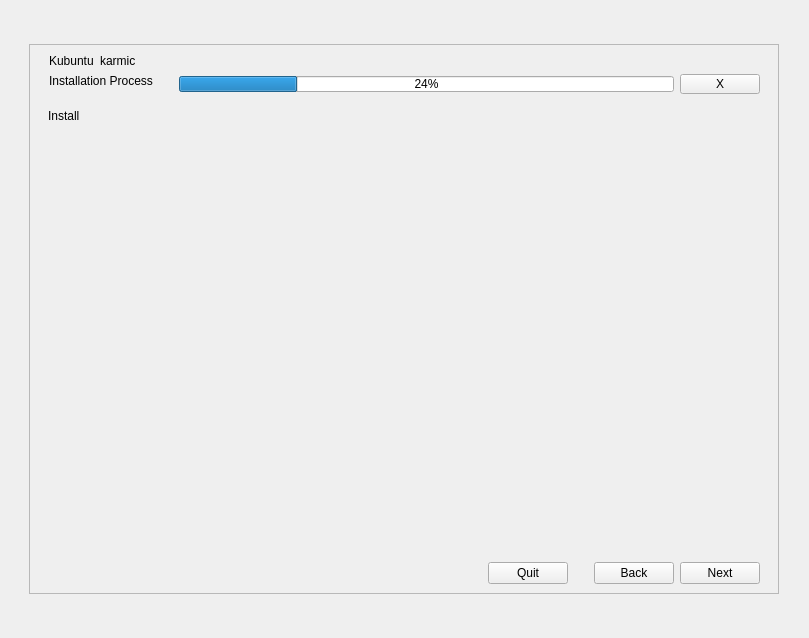
This is gui/qt/app.ui in linuxmint/ubiquity as Qt 5 draws it before an edit. The edited form follows.
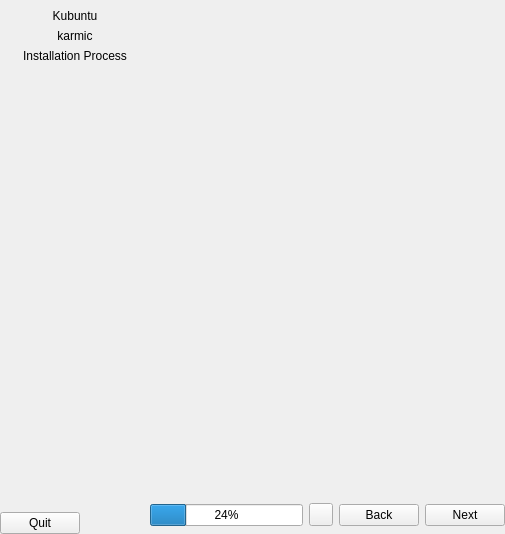
This is the edited form. Custom widgets are drawn as their Qt base class.

```diff
--- a/gui/qt/app.ui
+++ b/gui/qt/app.ui
@@ -6,8 +6,8 @@
    <rect>
     <x>0</x>
     <y>0</y>
-    <width>809</width>
-    <height>638</height>
+    <width>505</width>
+    <height>534</height>
    </rect>
   </property>
   <property name="windowTitle">
@@ -15,95 +15,100 @@
   </property>
   <widget class="QWidget" name="centralwidget">
    <layout class="QGridLayout" name="gridLayout">
-    <item row="0" column="1">
-     <spacer name="verticalSpacer">
-      <property name="orientation">
-       <enum>Qt::Vertical</enum>
-      </property>
-      <property name="sizeHint" stdset="0">
-       <size>
-        <width>20</width>
-        <height>42</height>
-       </size>
-      </property>
-     </spacer>
-    </item>
-    <item row="1" column="0">
-     <spacer name="horizontalSpacer">
-      <property name="orientation">
-       <enum>Qt::Horizontal</enum>
-      </property>
-      <property name="sizeHint" stdset="0">
-       <size>
-        <width>98</width>
-        <height>20</height>
-       </size>
-      </property>
-     </spacer>
-    </item>
-    <item row="1" column="1">
-     <widget class="QFrame" name="main_frame">
+    <property name="margin">
+     <number>0</number>
+    </property>
+    <property name="spacing">
+     <number>0</number>
+    </property>
+    <item row="1" column="2">
+     <widget class="QStackedWidget" name="pageMode">
       <property name="sizePolicy">
-       <sizepolicy hsizetype="Fixed" vsizetype="Fixed">
+       <sizepolicy hsizetype="Expanding" vsizetype="Expanding">
         <horstretch>0</horstretch>
         <verstretch>0</verstretch>
        </sizepolicy>
       </property>
-      <property name="minimumSize">
-       <size>
-        <width>750</width>
-        <height>550</height>
-       </size>
-      </property>
-      <property name="maximumSize">
-       <size>
-        <width>750</width>
-        <height>550</height>
-       </size>
-      </property>
-      <property name="frameShape">
-       <enum>QFrame::StyledPanel</enum>
-      </property>
-      <property name="frameShadow">
-       <enum>QFrame::Raised</enum>
-      </property>
-      <layout class="QHBoxLayout" name="horizontalLayout_3">
-       <item>
-        <widget class="QWidget" name="main_widget" native="true">
-         <layout class="QGridLayout" name="gridLayout_4">
-          <property name="horizontalSpacing">
-           <number>0</number>
-          </property>
-          <property name="margin">
-           <number>0</number>
-          </property>
-          <item row="0" column="0" colspan="2">
-           <widget class="QWidget" name="widget_4" native="true">
-            <layout class="QGridLayout" name="gridLayout_5">
-             <property name="leftMargin">
+      <property name="currentIndex">
               <number>1</number>
              </property>
-             <property name="topMargin">
+      <widget class="QWidget" name="setup_page">
+       <layout class="QVBoxLayout" name="verticalLayout_2">
+        <property name="margin">
               <number>0</number>
              </property>
-             <property name="rightMargin">
+        <item>
+         <widget class="QWidget" name="content_widget" native="true">
+          <property name="sizePolicy">
+           <sizepolicy hsizetype="Expanding" vsizetype="Preferred">
+            <horstretch>0</horstretch>
+            <verstretch>0</verstretch>
+           </sizepolicy>
+          </property>
+          <layout class="QVBoxLayout" name="verticalLayout">
+           <property name="margin">
               <number>0</number>
              </property>
-             <property name="bottomMargin">
+           <item>
+            <widget class="QWidget" name="widgetStack" native="true">
+             <property name="sizePolicy">
+              <sizepolicy hsizetype="Preferred" vsizetype="Expanding">
+               <horstretch>0</horstretch>
+               <verstretch>0</verstretch>
+              </sizepolicy>
+             </property>
+            </widget>
+           </item>
+          </layout>
+         </widget>
+        </item>
+       </layout>
+      </widget>
+      <widget class="QWidget" name="install_page">
+       <layout class="QVBoxLayout" name="verticalLayout_8">
+        <property name="margin">
               <number>0</number>
              </property>
-             <property name="horizontalSpacing">
-              <number>3</number>
-             </property>
-             <item row="0" column="0">
-              <widget class="QWidget" name="title_widget" native="true">
-               <layout class="QHBoxLayout" name="horizontalLayout_4">
-                <property name="topMargin">
+       </layout>
+      </widget>
+     </widget>
+    </item>
+    <item row="0" column="0" rowspan="3">
+     <widget class="QWidget" name="sidebar_widget" native="true">
+      <property name="sizePolicy">
+       <sizepolicy hsizetype="Fixed" vsizetype="Preferred">
+        <horstretch>0</horstretch>
+        <verstretch>0</verstretch>
+       </sizepolicy>
+      </property>
+      <property name="minimumSize">
+       <size>
+        <width>150</width>
+        <height>0</height>
+       </size>
+      </property>
+      <property name="maximumSize">
+       <size>
+        <width>150</width>
+        <height>16777215</height>
+       </size>
+      </property>
+      <layout class="QVBoxLayout" name="verticalLayout_3">
+       <property name="spacing">
                  <number>0</number>
                 </property>
-                <property name="bottomMargin">
+       <property name="margin">
                  <number>0</number>
                 </property>
+       <item>
+        <widget class="QFrame" name="sidebar_header_frame">
+         <property name="sizePolicy">
+          <sizepolicy hsizetype="Preferred" vsizetype="Minimum">
+           <horstretch>0</horstretch>
+           <verstretch>0</verstretch>
+          </sizepolicy>
+         </property>
+         <layout class="QVBoxLayout" name="verticalLayout_4">
                 <item>
                  <widget class="QLabel" name="distro_name_label">
                   <property name="text">
@@ -113,10 +118,7 @@
                    <bool>false</bool>
                   </property>
                   <property name="alignment">
-                   <set>Qt::AlignBottom|Qt::AlignLeading|Qt::AlignLeft</set>
-                  </property>
-                  <property name="indent">
-                   <number>0</number>
+             <set>Qt::AlignHCenter|Qt::AlignTop</set>
                   </property>
                  </widget>
                 </item>
@@ -126,140 +128,24 @@
                    <string>karmic</string>
                   </property>
                   <property name="alignment">
-                   <set>Qt::AlignBottom|Qt::AlignLeading|Qt::AlignLeft</set>
-                  </property>
-                  <property name="indent">
-                   <number>0</number>
-                  </property>
-                 </widget>
-                </item>
-                <item>
-                 <spacer name="horizontalSpacer_13">
-                  <property name="orientation">
-                   <enum>Qt::Horizontal</enum>
-                  </property>
-                  <property name="sizeHint" stdset="0">
-                   <size>
-                    <width>0</width>
-                    <height>0</height>
-                   </size>
-                  </property>
-                 </spacer>
-                </item>
-                <item>
-                 <widget class="QPushButton" name="minimize_button">
-                  <property name="minimumSize">
-                   <size>
-                    <width>14</width>
-                    <height>14</height>
-                   </size>
-                  </property>
-                  <property name="maximumSize">
-                   <size>
-                    <width>14</width>
-                    <height>14</height>
-                   </size>
-                  </property>
-                  <property name="cursor">
-                   <cursorShape>PointingHandCursor</cursorShape>
-                  </property>
-                  <property name="toolTip">
-                   <string>minimize</string>
-                  </property>
-                  <property name="text">
-                   <string/>
-                  </property>
-                  <property name="flat">
-                   <bool>true</bool>
-                  </property>
-                 </widget>
-                </item>
-               </layout>
-              </widget>
-             </item>
-             <item row="1" column="0">
-              <widget class="QWidget" name="progress_widget" native="true">
-               <layout class="QHBoxLayout" name="horizontalLayout_5">
-                <property name="topMargin">
-                 <number>0</number>
-                </property>
-                <property name="bottomMargin">
-                 <number>0</number>
-                </property>
+             <set>Qt::AlignHCenter|Qt::AlignTop</set>
+            </property>
+           </widget>
+          </item>
                 <item>
                  <widget class="QLabel" name="install_process_label">
-                  <property name="minimumSize">
-                   <size>
-                    <width>0</width>
-                    <height>20</height>
-                   </size>
-                  </property>
                   <property name="text">
                    <string>Installation Process</string>
                   </property>
                   <property name="alignment">
-                   <set>Qt::AlignLeading|Qt::AlignLeft|Qt::AlignTop</set>
-                  </property>
-                  <property name="indent">
-                   <number>0</number>
-                  </property>
-                 </widget>
-                </item>
-                <item>
-                 <spacer name="horizontalSpacer_3">
-                  <property name="orientation">
-                   <enum>Qt::Horizontal</enum>
-                  </property>
-                  <property name="sizeType">
-                   <enum>QSizePolicy::Maximum</enum>
-                  </property>
-                  <property name="sizeHint" stdset="0">
-                   <size>
-                    <width>20</width>
-                    <height>16</height>
-                   </size>
-                  </property>
-                 </spacer>
-                </item>
-                <item>
-                 <widget class="QProgressBar" name="progressBar">
-                  <property name="maximumSize">
-                   <size>
-                    <width>16777215</width>
-                    <height>16</height>
-                   </size>
-                  </property>
-                  <property name="value">
-                   <number>24</number>
-                  </property>
-                 </widget>
-                </item>
-                <item>
-                 <widget class="QPushButton" name="progressCancel">
-                  <property name="sizePolicy">
-                   <sizepolicy hsizetype="Fixed" vsizetype="Fixed">
-                    <horstretch>0</horstretch>
-                    <verstretch>0</verstretch>
-                   </sizepolicy>
-                  </property>
-                  <property name="maximumSize">
-                   <size>
-                    <width>16777215</width>
-                    <height>20</height>
-                   </size>
-                  </property>
-                  <property name="text">
-                   <string>X</string>
-                  </property>
-                 </widget>
-                </item>
+             <set>Qt::AlignHCenter|Qt::AlignTop</set>
+            </property>
+           </widget>
+          </item>
                </layout>
               </widget>
              </item>
-            </layout>
-           </widget>
-          </item>
-          <item row="1" column="0">
+       <item>
            <widget class="QWidget" name="steps_widget" native="true">
             <property name="sizePolicy">
              <sizepolicy hsizetype="Minimum" vsizetype="Preferred">
@@ -267,93 +153,51 @@
               <verstretch>0</verstretch>
              </sizepolicy>
             </property>
-            <property name="maximumSize">
-             <size>
-              <width>150</width>
-              <height>16777215</height>
-             </size>
-            </property>
             <layout class="QVBoxLayout" name="verticalLayout_5">
-             <property name="rightMargin">
+          <property name="spacing">
               <number>0</number>
              </property>
+          <property name="margin">
+           <number>0</number>
+          </property>
              <item>
-              <widget class="SqueezeLabel" name="breadcrumb_install">
-               <property name="text">
-                <string>Install</string>
+           <widget class="QWidget" name="steps_filler_widget" native="true">
+            <property name="sizePolicy">
+             <sizepolicy hsizetype="Preferred" vsizetype="Expanding">
+              <horstretch>0</horstretch>
+              <verstretch>0</verstretch>
+             </sizepolicy>
                </property>
               </widget>
              </item>
+         </layout>
+        </widget>
+       </item>
              <item>
-              <spacer name="verticalSpacer_3">
+        <spacer name="verticalSpacer">
                <property name="orientation">
                 <enum>Qt::Vertical</enum>
                </property>
                <property name="sizeHint" stdset="0">
                 <size>
                  <width>20</width>
-                 <height>40</height>
+           <height>213</height>
                 </size>
                </property>
               </spacer>
              </item>
-            </layout>
-           </widget>
-          </item>
-          <item row="1" column="1">
-           <widget class="QStackedWidget" name="pageMode">
-            <property name="currentIndex">
-             <number>0</number>
-            </property>
-            <widget class="QWidget" name="page_7">
-             <layout class="QVBoxLayout" name="verticalLayout_2">
-              <property name="margin">
-               <number>0</number>
-              </property>
               <item>
-               <widget class="QWidget" name="content_widget" native="true">
+        <widget class="QFrame" name="sidebar_footer_frame">
                 <property name="sizePolicy">
-                 <sizepolicy hsizetype="Expanding" vsizetype="Preferred">
+          <sizepolicy hsizetype="Preferred" vsizetype="Minimum">
                   <horstretch>0</horstretch>
                   <verstretch>0</verstretch>
                  </sizepolicy>
                 </property>
-                <layout class="QVBoxLayout" name="verticalLayout">
+         <layout class="QHBoxLayout" name="horizontalLayout_7">
                  <property name="margin">
                   <number>0</number>
                  </property>
-                 <item>
-                  <widget class="QWidget" name="widgetStack" native="true">
-                   <property name="sizePolicy">
-                    <sizepolicy hsizetype="Preferred" vsizetype="Expanding">
-                     <horstretch>0</horstretch>
-                     <verstretch>0</verstretch>
-                    </sizepolicy>
-                   </property>
-                  </widget>
-                 </item>
-                 <item>
-                  <widget class="QWidget" name="navigation" native="true">
-                   <layout class="QHBoxLayout" name="horizontalLayout_2">
-                    <property name="topMargin">
-                     <number>0</number>
-                    </property>
-                    <property name="bottomMargin">
-                     <number>0</number>
-                    </property>
-                    <item>
-                     <spacer name="horizontalSpacer_5">
-                      <property name="orientation">
-                       <enum>Qt::Horizontal</enum>
-                      </property>
-                      <property name="sizeHint" stdset="0">
-                       <size>
-                        <width>40</width>
-                        <height>20</height>
-                       </size>
-                      </property>
-                     </spacer>
-                    </item>
                     <item>
                      <widget class="QPushButton" name="quit">
                       <property name="text">
@@ -365,21 +209,86 @@
                      </widget>
                     </item>
                     <item>
-                     <spacer name="horizontalSpacer_6">
+           <spacer name="horizontalSpacer">
                       <property name="orientation">
                        <enum>Qt::Horizontal</enum>
                       </property>
-                      <property name="sizeType">
-                       <enum>QSizePolicy::Fixed</enum>
-                      </property>
+            <property name="sizeHint" stdset="0">
+             <size>
+              <width>40</width>
+              <height>20</height>
+             </size>
+            </property>
+           </spacer>
+          </item>
+         </layout>
+        </widget>
+       </item>
+      </layout>
+     </widget>
+    </item>
+    <item row="2" column="1" colspan="2">
+     <widget class="QFrame" name="footer_frame">
+      <property name="sizePolicy">
+       <sizepolicy hsizetype="Preferred" vsizetype="Fixed">
+        <horstretch>0</horstretch>
+        <verstretch>0</verstretch>
+       </sizepolicy>
+      </property>
+      <layout class="QHBoxLayout" name="horizontalLayout">
+       <property name="margin">
+        <number>0</number>
+       </property>
+       <item>
+        <widget class="QStackedWidget" name="progress_stack">
+         <property name="sizePolicy">
+          <sizepolicy hsizetype="Preferred" vsizetype="Minimum">
+           <horstretch>0</horstretch>
+           <verstretch>0</verstretch>
+          </sizepolicy>
+         </property>
+         <widget class="QWidget" name="progress_widget">
+          <layout class="QHBoxLayout" name="horizontalLayout_5">
+           <property name="margin">
+            <number>0</number>
+           </property>
+           <item>
+            <widget class="QProgressBar" name="progressBar">
+             <property name="value">
+              <number>24</number>
+             </property>
+            </widget>
+           </item>
+           <item>
+            <widget class="QToolButton" name="progressCancel"/>
+           </item>
+          </layout>
+         </widget>
+         <widget class="QWidget" name="progress_placeholder">
+          <layout class="QHBoxLayout" name="horizontalLayout_6">
+           <item>
+            <spacer name="horizontalSpacer_5">
+             <property name="orientation">
+              <enum>Qt::Horizontal</enum>
+             </property>
                       <property name="sizeHint" stdset="0">
                        <size>
-                        <width>20</width>
+               <width>12</width>
                         <height>20</height>
                        </size>
                       </property>
                      </spacer>
                     </item>
+          </layout>
+         </widget>
+        </widget>
+       </item>
+       <item>
+        <widget class="QWidget" name="navigation" native="true">
+         <layout class="QHBoxLayout" name="horizontalLayout_2">
+          <property name="margin">
+           <number>0</number>
+          </property>
                     <item>
                      <widget class="QPushButton" name="back">
                       <property name="text">
@@ -408,69 +317,12 @@
               </item>
              </layout>
             </widget>
-            <widget class="QWidget" name="page_8">
-             <layout class="QVBoxLayout" name="verticalLayout_8">
-              <item>
-               <widget class="QWidget" name="content_widget_2" native="true">
-                <property name="sizePolicy">
-                 <sizepolicy hsizetype="Expanding" vsizetype="Preferred">
-                  <horstretch>0</horstretch>
-                  <verstretch>0</verstretch>
-                 </sizepolicy>
-                </property>
-                <layout class="QVBoxLayout" name="verticalLayout_7">
-                 <property name="leftMargin">
-                  <number>0</number>
-                 </property>
-                </layout>
-               </widget>
-              </item>
-             </layout>
-            </widget>
-           </widget>
-          </item>
-         </layout>
-        </widget>
-       </item>
-      </layout>
-     </widget>
-    </item>
-    <item row="1" column="2">
-     <spacer name="horizontalSpacer_2">
-      <property name="orientation">
-       <enum>Qt::Horizontal</enum>
-      </property>
-      <property name="sizeHint" stdset="0">
-       <size>
-        <width>98</width>
-        <height>20</height>
-       </size>
-      </property>
-     </spacer>
-    </item>
-    <item row="2" column="1">
-     <spacer name="verticalSpacer_2">
-      <property name="orientation">
-       <enum>Qt::Vertical</enum>
-      </property>
-      <property name="sizeHint" stdset="0">
-       <size>
-        <width>20</width>
-        <height>42</height>
-       </size>
-      </property>
-     </spacer>
-    </item>
-   </layout>
-  </widget>
- </widget>
- <customwidgets>
-  <customwidget>
-   <class>SqueezeLabel</class>
-   <extends>QLabel</extends>
-   <header>ubiquity.frontend.kde_components.SqueezeLabel</header>
-  </customwidget>
- </customwidgets>
+ </widget>
+ <tabstops>
+  <tabstop>next</tabstop>
+  <tabstop>back</tabstop>
+  <tabstop>progressCancel</tabstop>
+ </tabstops>
  <resources/>
  <connections/>
 </ui>
```
Lines whose indentation alone changed are shown as unchanged.
